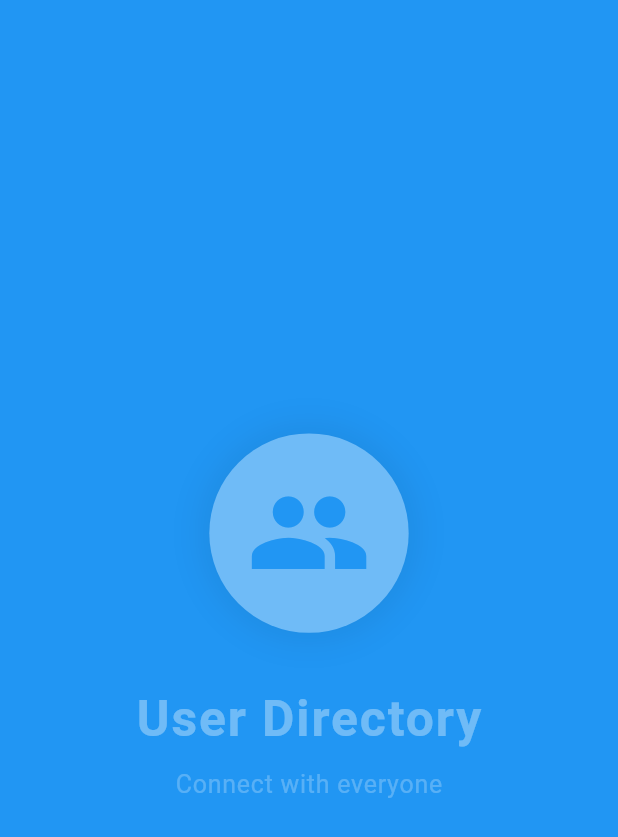
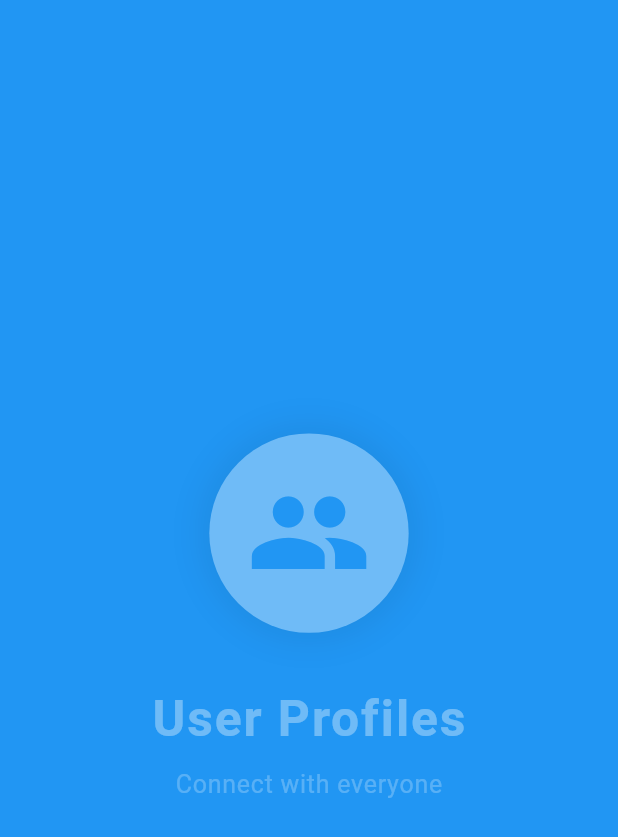
Before and after one commit to shamsheersha/appscrip-flutter-assignment, a Flutter app: the first screen one second after launch, on a phone screen of 412 x 824 dp. Shown: the top 837 px of the screen. Run offline on Flutter 3.47's test engine with Material 3 defaults, Android fonts, the phone set to English and light mode, and no system bars.

Commit message:
Fixing bugs

```diff
--- a/lib/main.dart
+++ b/lib/main.dart
@@ -20,11 +20,16 @@ class MyApp extends StatelessWidget {
           primarySwatch: Colors.blue,
           primaryColor: const Color(0xFF2196F3),
           scaffoldBackgroundColor: Colors.white,
-          appBarTheme:  AppBarTheme(
+          appBarTheme: AppBarTheme(
             backgroundColor: Color(0xFF2196F3),
             foregroundColor: Colors.white,
             centerTitle: true,
             elevation: 0,
+          ),
+          textSelectionTheme: const TextSelectionThemeData(
+            cursorColor: Colors.white,
+            selectionColor: Colors.lightBlue,
+            selectionHandleColor: Colors.white,
           ),
           cardTheme: CardThemeData(
             color: Colors.white,
@@ -34,7 +39,7 @@ class MyApp extends StatelessWidget {
               borderRadius: BorderRadius.circular(10),
             ),
           ),
-          useMaterial3: true
+          useMaterial3: true,
         ),
         debugShowCheckedModeBanner: false,
         home: SplashScreen(),
--- a/lib/views/splash_screen.dart
+++ b/lib/views/splash_screen.dart
@@ -81,7 +81,7 @@ class _SplashScreenState extends State<SplashScreen>
                 ),
                 const SizedBox(height: 32),
                 const Text(
-                  'User Directory',
+                  'User Profiles',
                   style: TextStyle(
                     fontSize: 32,
                     fontWeight: FontWeight.bold,
```
